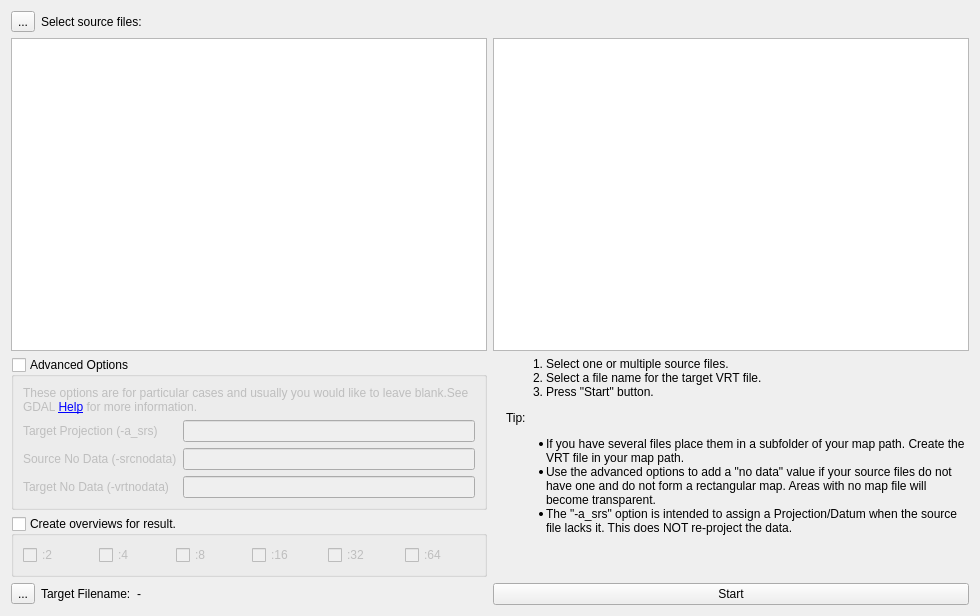
Before: the Qt Designer form src/qmapshack/tool/IMapVrtBuilder.ui in Maproom/qmapshack, drawn with Qt 5.
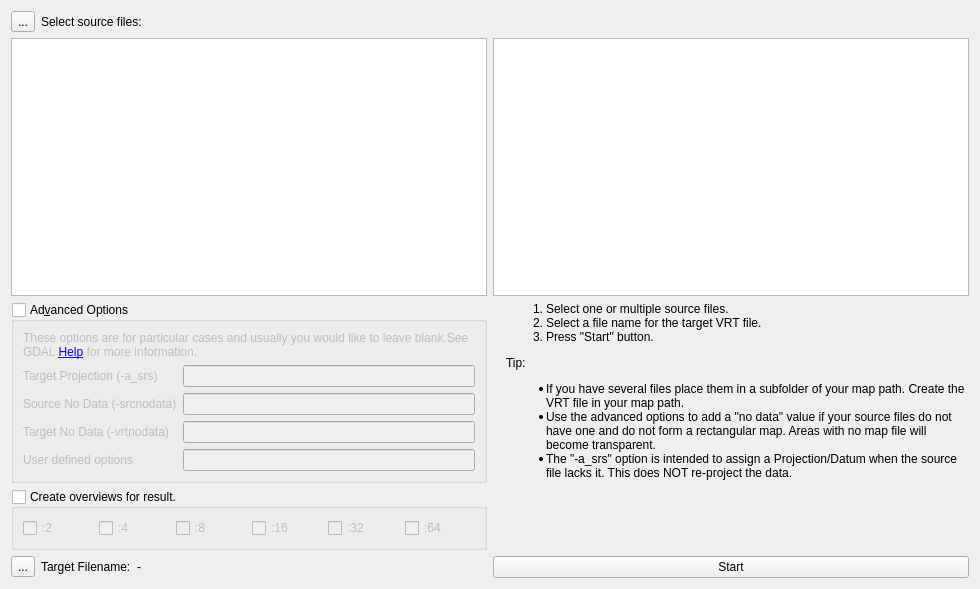
After: the same form once the commit is applied. Icons and pictures are not drawn.

Commit message: VRT Builder: Add line for user defined options.

What changed in the file:
```diff
--- a/src/qmapshack/tool/IMapVrtBuilder.ui
+++ b/src/qmapshack/tool/IMapVrtBuilder.ui
@@ -7,7 +7,7 @@
     <x>0</x>
     <y>0</y>
     <width>980</width>
-    <height>616</height>
+    <height>589</height>
    </rect>
   </property>
   <property name="windowTitle">
@@ -58,7 +58,7 @@
    <item row="2" column="0">
     <widget class="QGroupBox" name="groupAdvancedOptions">
      <property name="title">
-      <string>Advanced Options</string>
+      <string>Ad&amp;vanced Options</string>
      </property>
      <property name="checkable">
       <bool>true</bool>
@@ -121,6 +121,16 @@
         </property>
        </widget>
       </item>
+      <item row="4" column="1">
+       <widget class="QLineEdit" name="lineUserOptions"/>
+      </item>
+      <item row="4" column="0">
+       <widget class="QLabel" name="label_6">
+        <property name="text">
+         <string>User defined options</string>
+        </property>
+       </widget>
+      </item>
      </layout>
     </widget>
    </item>
```
The commit also changes 1 other file.
